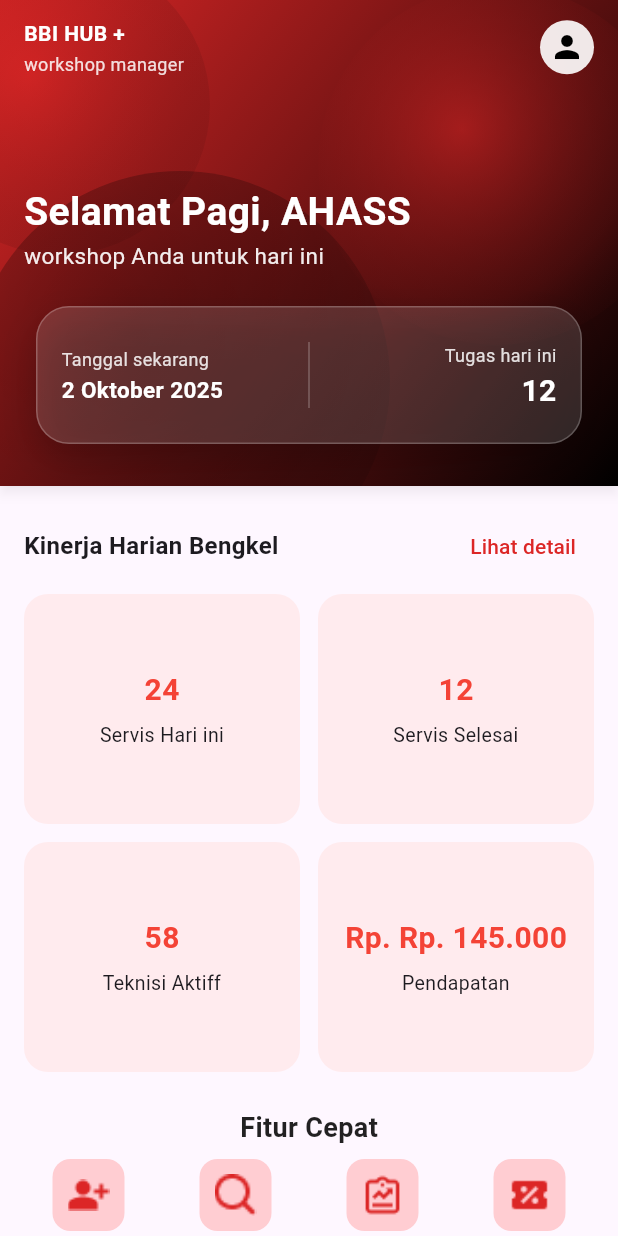
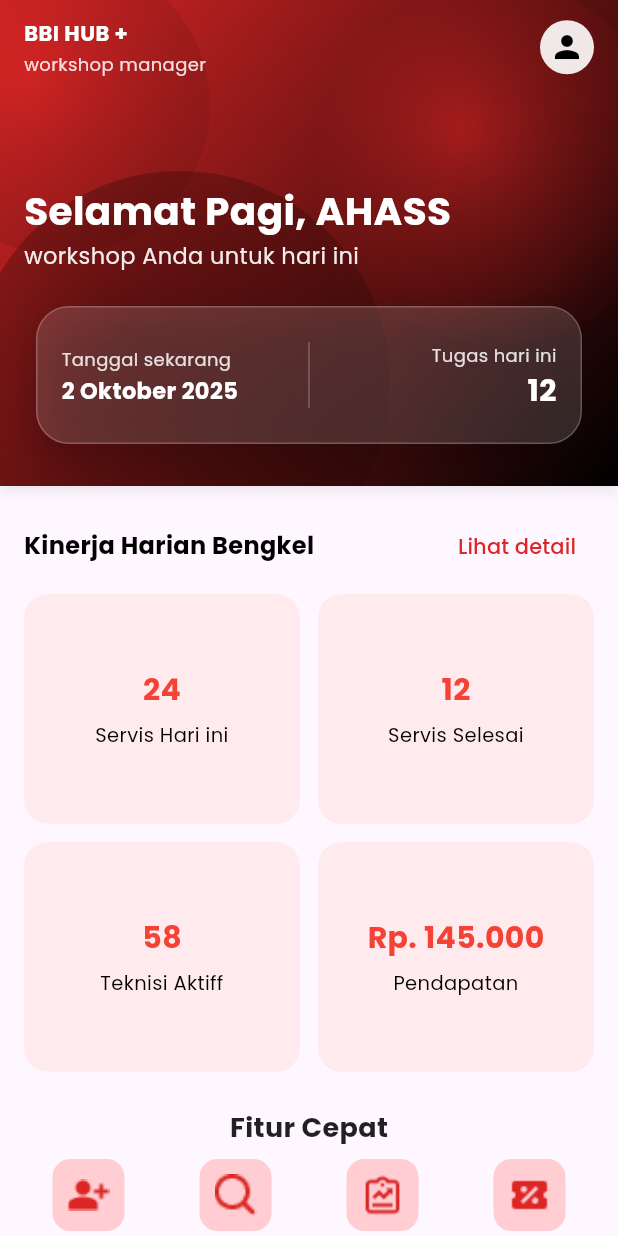
Before and after one commit to siberbot88/bbi-hub-flutter-app, a Flutter app: the screen it shows after launch, after a tap on "LOG IN", on a phone screen of 412 x 824 dp. Run offline on Flutter 3.47's test engine with Material 3 defaults, Android fonts, the phone set to English and light mode, and no system bars; our stand-ins replace google_fonts, image_picker; network calls fail.

Commit message:
feat: add Poppins font family and update theme across the app

```diff
--- a/lib/main.dart
+++ b/lib/main.dart
@@ -1,7 +1,4 @@
 import 'package:flutter/material.dart';
-import 'package:bengkel_online_flutter/screens/registeruser.dart';
-import 'package:bengkel_online_flutter/screens/service_page.dart';
-import 'package:bengkel_online_flutter/widgets/bottom_nav.dart';
 import 'package:bengkel_online_flutter/screens/homepage.dart';
 import 'package:bengkel_online_flutter/screens/login.dart';
 import 'package:bengkel_online_flutter/screens/register.dart';
@@ -22,6 +19,15 @@
       title: 'BBI HUB PLUS',
       theme: ThemeData(
         primarySwatch: Colors.red,
+        fontFamily: 'Poppins',
+        textTheme: TextTheme(
+          bodyLarge: TextStyle(),
+          bodyMedium: TextStyle(),
+          displayLarge: TextStyle(),
+          displayMedium: TextStyle(),
+          displaySmall: TextStyle(),
+      ).apply(
+          bodyColor: Colors.black, displayColor: Colors.black),
       ),
       // 🔹 halaman pertama aplikasi
       initialRoute: "/login",
--- a/lib/screens/homepage.dart
+++ b/lib/screens/homepage.dart
@@ -17,7 +17,7 @@
       title: 'BBI HUB+',
       theme: ThemeData(
         primarySwatch: Colors.red,
-        fontFamily: 'Roboto',
+        fontFamily: 'Poppins',
       ),
       home: const HomePage(),
       debugShowCheckedModeBanner: false,
@@ -383,20 +383,12 @@
   // sample banner list (admin can manipulate these)
   final List<BannerData> banners = [
     BannerData(
-        title: 'Promo Sparepart',
-        subtitle: 'Diskon hingga 30% untuk oli motor',
         imagePath: 'assets/image/banner1.png'),
     BannerData(
-        title: 'Service Express',
-        subtitle: 'Servis cepat dalam 30 menit',
         imagePath: 'assets/image/banner2.png'),
     BannerData(
-        title: 'Paket Hemat',
-        subtitle: 'Servis + ganti oli mulai 150k',
         imagePath: 'assets/image/banner3.png'),
     BannerData(
-        title: 'Member Special',
-        subtitle: 'Cashback 10% untuk member',
         imagePath: 'assets/image/banner4.png'),
   ];
 
@@ -421,37 +413,6 @@
     });
   }
 
-  void _stopAutoScroll() {
-    _autoScrollTimer?.cancel();
-    _autoScrollTimer = null;
-  }
-
-  @override
-  void dispose() {
-    _autoScrollTimer?.cancel();
-    _bannerController.dispose();
-    super.dispose();
-  }
-
-  // Admin helper: add a demo banner
-  void _addBanner() {
-    setState(() {
-      banners.add(BannerData(
-        title: 'New Banner ${banners.length + 1}',
-        subtitle: 'Tambahan banner demo',
-        imagePath: 'assets/images/banner_placeholder.png',
-      ));
-    });
-  }
-
-  // Admin helper: remove last banner
-  void _removeBanner() {
-    if (banners.isEmpty) return;
-    setState(() {
-      banners.removeLast();
-      _currentBannerIndex = math.min(_currentBannerIndex, banners.length - 1);
-    });
-  }
 
   LinearGradient _getBannerGradient(int index) {
     switch (index % 5) {
@@ -510,7 +471,7 @@
             _StatCard(title: "Servis Hari ini", value: "24"),
             _StatCard(title: "Servis Selesai", value: "12"),
             _StatCard(title: "Teknisi Aktiff", value: "58"),
-            _StatCard(title: "Pendapatan", value: "Rp. Rp. 145.000"),
+            _StatCard(title: "Pendapatan", value: "Rp. 145.000"),
           ],
         ),
 
@@ -617,6 +578,8 @@
             ),
           ),
         ),
+        const SizedBox(height: 24),
+
 
         // Banner carousel + controls (auto scroll + add/remove)
         Row(
@@ -624,39 +587,39 @@
           children: [
             const Text('Promo & Banner',
                 style: TextStyle(fontWeight: FontWeight.w600)),
-            Row(
-              children: [
-                IconButton(
-                  tooltip:
-                      autoScroll ? 'Stop auto-scroll' : 'Start auto-scroll',
-                  icon:
-                      Icon(autoScroll ? Icons.pause_circle : Icons.play_circle),
-                  color: brandColor,
-                  onPressed: () {
-                    setState(() {
-                      autoScroll = !autoScroll;
-                      if (autoScroll) {
-                        _startAutoScroll();
-                      } else {
-                        _stopAutoScroll();
-                      }
-                    });
-                  },
-                ),
-                IconButton(
-                  tooltip: 'Tambah banner (demo)',
-                  icon: const Icon(Icons.add),
-                  color: brandColor,
-                  onPressed: _addBanner,
-                ),
-                IconButton(
-                  tooltip: 'Hapus banner terakhir',
-                  icon: const Icon(Icons.delete_outline),
-                  color: brandColor,
-                  onPressed: _removeBanner,
-                ),
-              ],
-            )
+            // Row(
+            //   children: [
+            //     // IconButton(
+            //     //   tooltip:
+            //     //       autoScroll ? 'Stop auto-scroll' : 'Start auto-scroll',
+            //     //   icon:
+            //     //       Icon(autoScroll ? Icons.pause_circle : Icons.play_circle),
+            //     //   color: brandColor,
+            //     //   onPressed: () {
+            //     //     setState(() {
+            //     //       autoScroll = !autoScroll;
+            //     //       if (autoScroll) {
+            //     //         _startAutoScroll();
+            //     //       } else {
+            //     //         _stopAutoScroll();
+            //     //       }
+            //     //     });
+            //     //   },
+            //     // ),
+            //     // IconButton(
+            //     //   tooltip: 'Tambah banner (demo)',
+            //     //   icon: const Icon(Icons.add),
+            //     //   color: brandColor,
+            //     //   onPressed: _addBanner,
+            //     // ),
+            //     // IconButton(
+            //     //   tooltip: 'Hapus banner terakhir',
+            //     //   icon: const Icon(Icons.delete_outline),
+            //     //   color: brandColor,
+            //     //   onPressed: _removeBanner,
+            //     // ),
+            //   ],
+            // )
           ],
         ),
 
@@ -664,7 +627,7 @@
 
         // PageView banner
         SizedBox(
-          height: 160,
+          height: 400,
           child: Stack(
             children: [
               PageView.builder(
@@ -701,20 +664,6 @@
                                     child: Column(
                                       mainAxisAlignment:
                                           MainAxisAlignment.center,
-                                      children: [
-                                        Text(b.title,
-                                            style: const TextStyle(
-                                                color: Colors.white,
-                                                fontSize: 18,
-                                                fontWeight: FontWeight.w600),
-                                            textAlign: TextAlign.center),
-                                        const SizedBox(height: 8),
-                                        Text(b.subtitle,
-                                            style: const TextStyle(
-                                                color: Colors.white70,
-                                                fontSize: 12),
-                                            textAlign: TextAlign.center),
-                                      ],
                                     ),
                                   ),
                                 ),
@@ -741,18 +690,6 @@
                             right: 16,
                             child: Column(
                               crossAxisAlignment: CrossAxisAlignment.start,
-                              children: [
-                                Text(b.title,
-                                    style: const TextStyle(
-                                        color: Colors.white,
-                                        fontSize: 16,
-                                        fontWeight: FontWeight.w700)),
-                                const SizedBox(height: 4),
-                                Text(b.subtitle,
-                                    style: TextStyle(
-                                        color: Colors.white.withOpacity(0.9),
-                                        fontSize: 12)),
-                              ],
                             ),
                           ),
                         ],
@@ -946,11 +883,9 @@
 
 // ---------------- BannerData ----------------
 class BannerData {
-  final String title;
-  final String subtitle;
   final String imagePath;
   BannerData(
-      {required this.title, required this.subtitle, required this.imagePath});
+      {required this.imagePath});
 }
 
 // ---------------- Helpers ----------------
```
Also changed, not shown: pubspec.yaml (+14 -1 lines), assets/fonts/Poppins-Bold.ttf (added), assets/fonts/Poppins-Italic.ttf (added), assets/fonts/Poppins-Medium.ttf (added), assets/fonts/Poppins-Regular.ttf (added), assets/fonts/Poppins-SemiBold.ttf (added).
